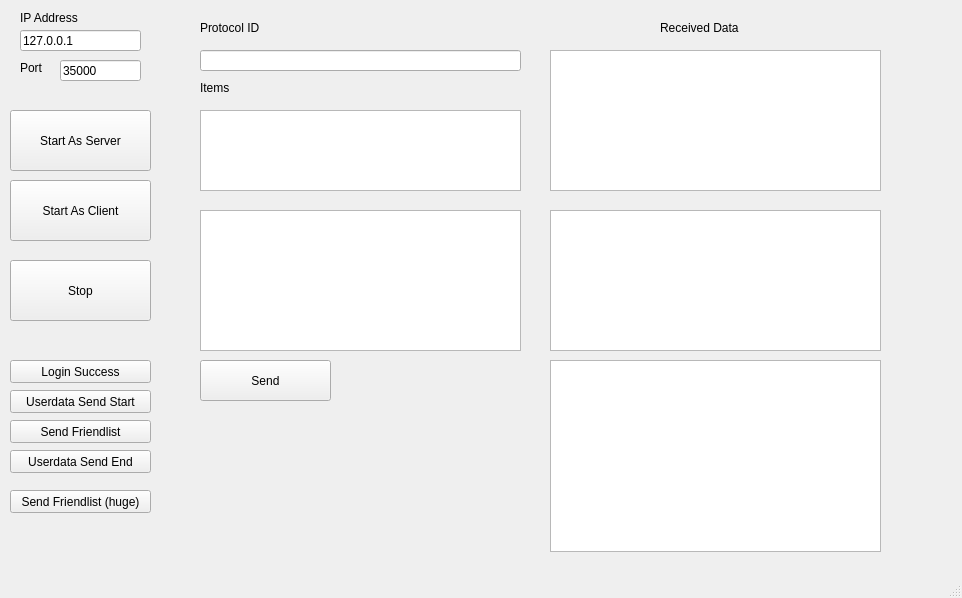
Above: mainwindow.ui from 41412/messanger_debugging_tool before the change. Below: the same form after it.
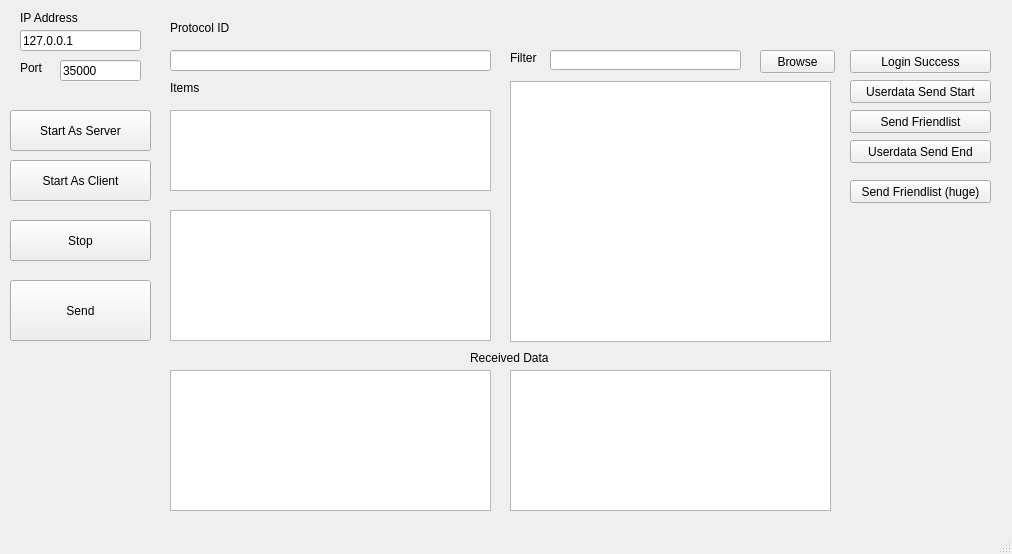
That is the form after the change.

Commit message: added new scenes for cliend and server. change ui layout. add filter for scenario list. able to load scene file using browse button.

What changed in the file:
```diff
--- a/mainwindow.ui
+++ b/mainwindow.ui
@@ -6,8 +6,8 @@
    <rect>
     <x>0</x>
     <y>0</y>
-    <width>962</width>
-    <height>598</height>
+    <width>1012</width>
+    <height>554</height>
    </rect>
   </property>
   <property name="windowTitle">
@@ -17,7 +17,7 @@
    <widget class="QLineEdit" name="lineEdit_Pmid">
     <property name="geometry">
      <rect>
-      <x>200</x>
+      <x>170</x>
       <y>50</y>
       <width>321</width>
       <height>21</height>
@@ -27,7 +27,7 @@
    <widget class="QLabel" name="label">
     <property name="geometry">
      <rect>
-      <x>200</x>
+      <x>170</x>
       <y>20</y>
       <width>101</width>
       <height>16</height>
@@ -40,7 +40,7 @@
    <widget class="QLabel" name="label_2">
     <property name="geometry">
      <rect>
-      <x>200</x>
+      <x>170</x>
       <y>80</y>
       <width>101</width>
       <height>16</height>
@@ -53,7 +53,7 @@
    <widget class="QTextEdit" name="textEdit_Items">
     <property name="geometry">
      <rect>
-      <x>200</x>
+      <x>170</x>
       <y>110</y>
       <width>321</width>
       <height>81</height>
@@ -66,7 +66,7 @@
       <x>10</x>
       <y>110</y>
       <width>141</width>
-      <height>61</height>
+      <height>41</height>
      </rect>
     </property>
     <property name="text">
@@ -77,9 +77,9 @@
     <property name="geometry">
      <rect>
       <x>10</x>
-      <y>180</y>
+      <y>160</y>
       <width>141</width>
-      <height>61</height>
+      <height>41</height>
      </rect>
     </property>
     <property name="text">
@@ -90,9 +90,9 @@
     <property name="geometry">
      <rect>
       <x>10</x>
-      <y>260</y>
+      <y>220</y>
       <width>141</width>
-      <height>61</height>
+      <height>41</height>
      </rect>
     </property>
     <property name="text">
@@ -102,10 +102,10 @@
    <widget class="QPushButton" name="pushButton_SendData">
     <property name="geometry">
      <rect>
-      <x>200</x>
-      <y>360</y>
-      <width>131</width>
-      <height>41</height>
+      <x>10</x>
+      <y>280</y>
+      <width>141</width>
+      <height>61</height>
      </rect>
     </property>
     <property name="text">
@@ -115,9 +115,9 @@
    <widget class="QTextEdit" name="textEdit_RxHex">
     <property name="geometry">
      <rect>
-      <x>550</x>
-      <y>50</y>
-      <width>331</width>
+      <x>170</x>
+      <y>370</y>
+      <width>321</width>
       <height>141</height>
      </rect>
     </property>
@@ -128,9 +128,9 @@
    <widget class="QTextEdit" name="textEdit_RxText">
     <property name="geometry">
      <rect>
-      <x>550</x>
-      <y>210</y>
-      <width>331</width>
+      <x>510</x>
+      <y>370</y>
+      <width>321</width>
       <height>141</height>
      </rect>
     </property>
@@ -141,8 +141,8 @@
    <widget class="QLabel" name="label_3">
     <property name="geometry">
      <rect>
-      <x>660</x>
-      <y>20</y>
+      <x>470</x>
+      <y>350</y>
       <width>101</width>
       <height>16</height>
      </rect>
@@ -206,18 +206,18 @@
    <widget class="QTextEdit" name="textEdit_RawData">
     <property name="geometry">
      <rect>
-      <x>200</x>
+      <x>170</x>
       <y>210</y>
       <width>321</width>
-      <height>141</height>
+      <height>131</height>
      </rect>
     </property>
    </widget>
    <widget class="QPushButton" name="pushButton_sigLoginSuccess">
     <property name="geometry">
      <rect>
-      <x>10</x>
-      <y>360</y>
+      <x>850</x>
+      <y>50</y>
       <width>141</width>
       <height>23</height>
      </rect>
@@ -229,8 +229,8 @@
    <widget class="QPushButton" name="pushButton_sig_UserdataSendStart">
     <property name="geometry">
      <rect>
-      <x>10</x>
-      <y>390</y>
+      <x>850</x>
+      <y>80</y>
       <width>141</width>
       <height>23</height>
      </rect>
@@ -242,8 +242,8 @@
    <widget class="QPushButton" name="pushButton_sig_UserdataSendEnd">
     <property name="geometry">
      <rect>
-      <x>10</x>
-      <y>450</y>
+      <x>850</x>
+      <y>140</y>
       <width>141</width>
       <height>23</height>
      </rect>
@@ -255,8 +255,8 @@
    <widget class="QPushButton" name="pushButton_sig_SendFriendlist">
     <property name="geometry">
      <rect>
-      <x>10</x>
-      <y>420</y>
+      <x>850</x>
+      <y>110</y>
       <width>141</width>
       <height>23</height>
      </rect>
@@ -268,18 +268,18 @@
    <widget class="QTableWidget" name="tableWidget">
     <property name="geometry">
      <rect>
-      <x>550</x>
-      <y>360</y>
-      <width>331</width>
-      <height>192</height>
+      <x>510</x>
+      <y>81</y>
+      <width>321</width>
+      <height>261</height>
      </rect>
     </property>
    </widget>
    <widget class="QPushButton" name="pushButton_SendFriendListHuge">
     <property name="geometry">
      <rect>
-      <x>10</x>
-      <y>490</y>
+      <x>850</x>
+      <y>180</y>
       <width>141</width>
       <height>23</height>
      </rect>
@@ -288,6 +288,42 @@
      <string>Send Friendlist (huge)</string>
     </property>
    </widget>
+   <widget class="QLineEdit" name="lineEdit">
+    <property name="geometry">
+     <rect>
+      <x>550</x>
+      <y>50</y>
+      <width>191</width>
+      <height>20</height>
+     </rect>
+    </property>
+   </widget>
+   <widget class="QLabel" name="label_6">
+    <property name="geometry">
+     <rect>
+      <x>510</x>
+      <y>50</y>
+      <width>41</width>
+      <height>16</height>
+     </rect>
+    </property>
+    <property name="text">
+     <string>Filter</string>
+    </property>
+   </widget>
+   <widget class="QPushButton" name="pushButton">
+    <property name="geometry">
+     <rect>
+      <x>760</x>
+      <y>50</y>
+      <width>75</width>
+      <height>23</height>
+     </rect>
+    </property>
+    <property name="text">
+     <string>Browse</string>
+    </property>
+   </widget>
   </widget>
   <widget class="QMenuBar" name="menubar">
    <property name="geometry">
```
Left out of the diff: 2 changed lines with no effect on the pictures. The commit also changes 4 other files.
